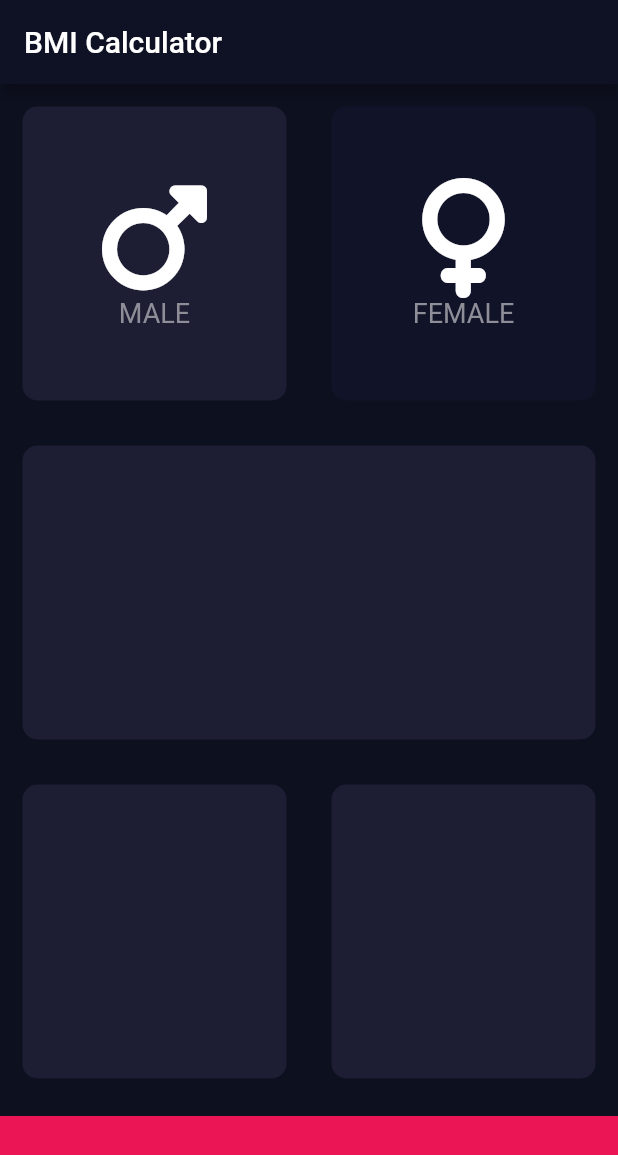
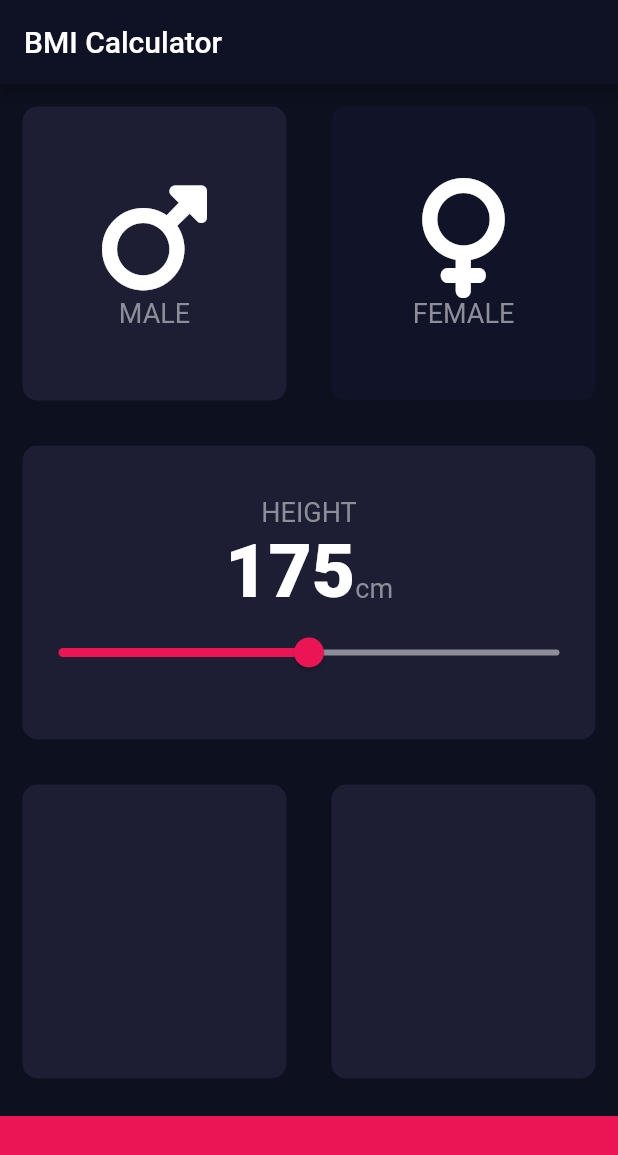
Before and after one commit to ArturAssisComp/bmi-calculator, a Flutter app: the screen it shows after launch, after a tap on "MALE", on a phone screen of 412 x 824 dp. Shown: the top 1155 px of the screen. Run offline on Flutter 3.47's test engine with Material 2 defaults, Android fonts, the phone set to English and light mode, and no system bars; our stand-ins replace font_awesome_flutter.

Commit message:
Add and configure the slider for the height

```diff
--- a/lib/constants.dart
+++ b/lib/constants.dart
@@ -4,7 +4,12 @@ import 'package:flutter/material.dart';
 const Color kDefaultCardColor = Color(0xFF1D1E33);
 const Color kInactiveCardColor = Color(0xFF111328);
 const Color kBottomContainerColor = Color(0xFFEB1555);
+const Color kSliderActiveColor = Color(0xFFEB1555);
+const Color kSliderInactiveColor = Color(0xFF8D8E98);
+
 const double kBottomContainerHeight = 80.0;
+
+const int kMinHeight = 100, kMaxHeight = 250;
 
 const TextStyle kTextDefaultStyle = TextStyle(
   fontSize: 18,
--- a/lib/input_page.dart
+++ b/lib/input_page.dart
@@ -22,12 +22,13 @@ class InputPage extends StatefulWidget {
 }
 
 class _InputPageState extends State<InputPage> {
-  Gender selectedGender = Gender.male;
+  Gender _selectedGender = Gender.male;
+  int _height = ((kMinHeight + kMaxHeight) / 2).round();
 
   void Function() generateGenderSelectionFunction(Gender selectedGender) {
     return () {
       setState(() {
-        this.selectedGender = selectedGender;
+        _selectedGender = selectedGender;
       });
     };
   }
@@ -39,6 +40,7 @@ class _InputPageState extends State<InputPage> {
         title: Text(widget.title),
       ),
       body: Column(
+        crossAxisAlignment: CrossAxisAlignment.stretch,
         children: [
           Expanded(
             child: Row(
@@ -46,7 +48,7 @@ class _InputPageState extends State<InputPage> {
                 Expanded(
                   child: CustomCard(
                     onTapFunc: generateGenderSelectionFunction(Gender.male),
-                    color: selectedGender == Gender.male
+                    color: _selectedGender == Gender.male
                         ? kDefaultCardColor
                         : kInactiveCardColor,
                     child: const IconWithDescription(
@@ -58,7 +60,7 @@ class _InputPageState extends State<InputPage> {
                 Expanded(
                   child: CustomCard(
                     onTapFunc: generateGenderSelectionFunction(Gender.female),
-                    color: selectedGender == Gender.female
+                    color: _selectedGender == Gender.female
                         ? kDefaultCardColor
                         : kInactiveCardColor,
                     child: const IconWithDescription(
@@ -70,9 +72,45 @@ class _InputPageState extends State<InputPage> {
               ],
             ),
           ),
-          const Expanded(
+          Expanded(
             child: CustomCard(
               color: kDefaultCardColor,
+              child: Column(
+                mainAxisAlignment: MainAxisAlignment.center,
+                children: [
+                  const Text(
+                    'HEIGHT',
+                    style: kTextDefaultStyle,
+                  ),
+                  Row(
+                    mainAxisAlignment: MainAxisAlignment.center,
+                    crossAxisAlignment: CrossAxisAlignment.baseline,
+                    textBaseline: TextBaseline.alphabetic,
+                    children: [
+                      Text(
+                        _height.toString(),
+                        style: kNumberDefaultStyle,
+                      ),
+                      const Text(
+                        'cm',
+                        style: kTextDefaultStyle,
+                      ),
+                    ],
+                  ),
+                  Slider(
+                    value: _height.toDouble(),
+                    min: kMinHeight.toDouble(),
+                    max: kMaxHeight.toDouble(),
+                    activeColor: kSliderActiveColor,
+                    inactiveColor: kSliderInactiveColor,
+                    onChanged: (double selectedValue) {
+                      setState(() {
+                        _height = selectedValue.round();
+                      });
+                    },
+                  ),
+                ],
+              ),
             ),
           ),
           Expanded(
```
